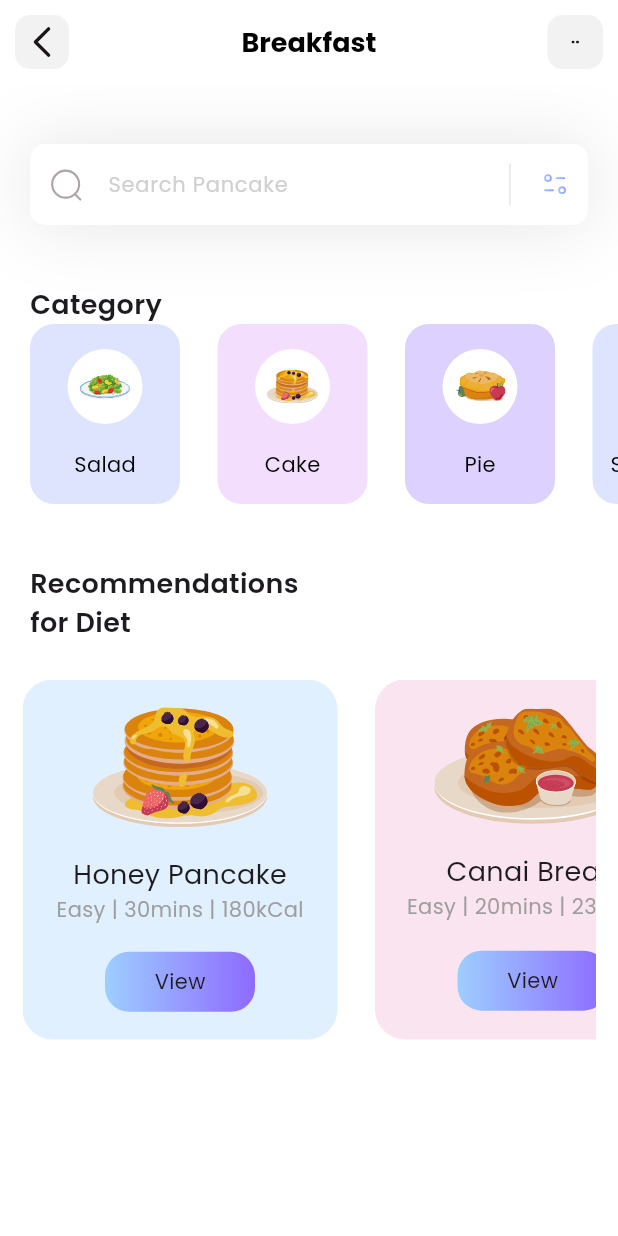
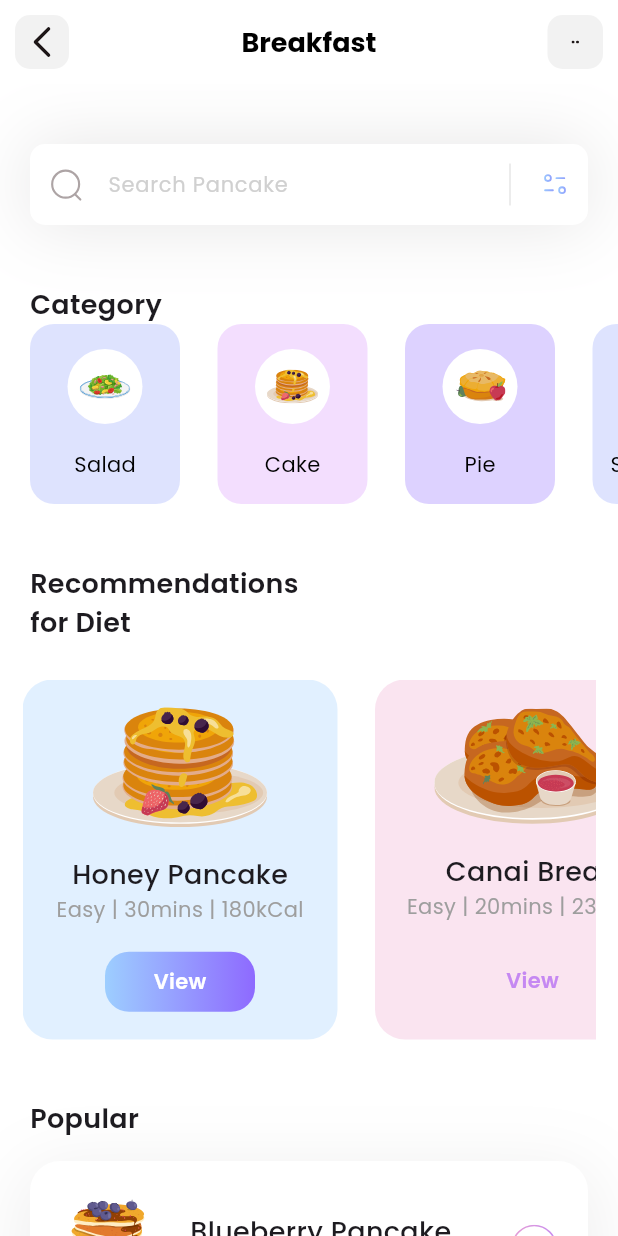
Before and after one commit to thekightkeeper1/flutter-gui-tutorial, a Flutter app: the screen it shows after launch, on a phone screen of 412 x 824 dp. Run offline on Flutter 3.47's test engine with Material 3 defaults, Android fonts, the phone set to English and light mode, and no system bars; our stand-ins replace flutter_svg.

Commit message:
Finish Popular Diets Section

```diff
--- /dev/null
+++ b/lib/models/popular_model.dart
@@ -0,0 +1,45 @@
+class PopularDietsModel {
+  String name;
+  String iconPath;
+  String level;
+  String duration;
+  String calorie;
+  bool boxIsSelected;
+
+  PopularDietsModel({
+    required this.name,
+    required this.iconPath,
+    required this.level,
+    required this.duration,
+    required this.calorie,
+    required this.boxIsSelected
+  });
+
+  static List < PopularDietsModel > getPopularDiets() {
+    List < PopularDietsModel > popularDiets = [];
+
+    popularDiets.add(
+      PopularDietsModel(
+       name: 'Blueberry Pancake',
+       iconPath: 'assets/icons/blueberry-pancake.svg',
+       level: 'Medium',
+       duration: '30mins',
+       calorie: '230kCal',
+       boxIsSelected: true,
+      )
+    );
+
+    popularDiets.add(
+      PopularDietsModel(
+       name: 'Salmon Nigiri',
+       iconPath: 'assets/icons/salmon-nigiri.svg',
+       level: 'Easy',
+       duration: '20mins',
+       calorie: '120kCal',
+       boxIsSelected: false,
+      )
+    );
+
+    return popularDiets;
+  }
+}
--- a/lib/pages/home.dart
+++ b/lib/pages/home.dart
@@ -1,6 +1,7 @@
 import 'package:flutter_gui_tutorial/models/category_model.dart';
 import 'package:flutter_gui_tutorial/models/diet_model.dart';
 import 'package:flutter/material.dart';
+import 'package:flutter_gui_tutorial/models/popular_model.dart';
 import 'package:flutter_svg/svg.dart';
 
 class HomePage extends StatefulWidget {
@@ -13,10 +14,12 @@ class HomePage extends StatefulWidget {
 class _HomePageState extends State<HomePage> {
   List<CategoryModel> categories = [];
   List<DietModel> diets = [];
+  List<PopularDietsModel> popularDiets = [];
 
   void _getInitialInfo() {
     categories = CategoryModel.getCategories();
     diets = DietModel.getDiets();
+    popularDiets = PopularDietsModel.getPopularDiets();
   }
 
   @override
@@ -31,8 +34,7 @@ class _HomePageState extends State<HomePage> {
     return Scaffold(
       backgroundColor: Colors.white,
       appBar: buildAppBar(),
-      body: Column(
-        crossAxisAlignment: CrossAxisAlignment.start,
+      body: ListView(
         children: [
           buildSearchBar(),
           const SizedBox(
@@ -42,7 +44,106 @@ class _HomePageState extends State<HomePage> {
           const SizedBox(
             height: 40,
           ),
+          buildReccomendations(),
+          const SizedBox(
+            height: 40,
+          ),
+          buildPopularDiets(),
+          const SizedBox(
+            height: 40,
+          ),
+        ],
+      ),
+    );
+  }
+
+  Column buildPopularDiets() {
+    return Column(
+      crossAxisAlignment: CrossAxisAlignment.start,
+      children: [
+        const Padding(
+          padding: EdgeInsets.only(left: 20.0),
+          child: Text(
+            'Popular',
+            style: TextStyle(
+              fontSize: 18,
+              fontWeight: FontWeight.w600,
+            ),
+          ),
+        ),
+        const SizedBox(
+          height: 15,
+        ),
+        Padding(
+          padding: const EdgeInsets.only(left: 20, right: 20),
+          child: ListView.separated(
+              shrinkWrap: true,
+              itemBuilder: (context, index) {
+                return Container(
+                  height: 115,
+                  decoration: BoxDecoration(
+                    color: popularDiets[index].boxIsSelected
+                        ? Colors.white
+                        : Colors.transparent,
+                    borderRadius: BorderRadius.circular(20),
+                    boxShadow: popularDiets[index].boxIsSelected
+                        ? [
+                            BoxShadow(
+                                color: const Color(0xff1d1617).withOpacity(.07),
+                                offset: const Offset(0, 10),
+                                blurRadius: 40,
+                                spreadRadius: 5)
+                          ]
+                        : [],
+                  ),
+                  child: Row(
+                    mainAxisAlignment: MainAxisAlignment.spaceEvenly,
+                    children: [
+                      SvgPicture.asset(
+                        popularDiets[index].iconPath,
+                        width: 65,
+                        height: 65,
+                      ),
                       Column(
+                        mainAxisAlignment: MainAxisAlignment.center,
+                        crossAxisAlignment: CrossAxisAlignment.start,
+                        children: [
+                          Text(
+                            popularDiets[index].name,
+                            style: const TextStyle(
+                              fontSize: 18,
+                              fontWeight: FontWeight.w500,
+                            ),
+                          ),
+                          Text(
+                            '${popularDiets[index].level}'
+                            ' | ${popularDiets[index].duration}'
+                            ' | ${popularDiets[index].calorie}',
+                            style: TextStyle(
+                                fontSize: 14, color: Colors.grey.shade500),
+                          )
+                        ],
+                      ),
+                      GestureDetector(
+                          onTap: () {},
+                          child: SvgPicture.asset(
+                            'assets/icons/button.svg',
+                            height: 30,
+                            width: 30,
+                          ))
+                    ],
+                  ),
+                );
+              },
+              separatorBuilder: (context, index) => const SizedBox(height: 25),
+              itemCount: popularDiets.length),
+        )
+      ],
+    );
+  }
+
+  Column buildReccomendations() {
+    return Column(
       crossAxisAlignment: CrossAxisAlignment.start,
       children: [
         const Padding(
@@ -81,14 +182,13 @@ class _HomePageState extends State<HomePage> {
                               diets[index].name,
                               style: const TextStyle(
                                 fontSize: 18,
-                                      fontWeight: FontWeight.w400,
+                                fontWeight: FontWeight.w500,
                               ),
                             ),
                             Text(
                               '${diets[index].level} | ${diets[index].duration} | ${diets[index].calorie}',
                               style: TextStyle(
-                                        fontSize: 14,
-                                        color: Colors.grey.shade500),
+                                  fontSize: 14, color: Colors.grey.shade500),
                             )
                           ],
                         ),
@@ -96,15 +196,25 @@ class _HomePageState extends State<HomePage> {
                           height: 40,
                           width: 100,
                           decoration: BoxDecoration(
-                                    gradient: const LinearGradient(colors: [
-                                      Color(0xff9DCEFF),
-                                      Color(0xff8e6aff),
+                            gradient: LinearGradient(colors: [
+                              diets[index].viewIsSelected
+                                  ? const Color(0xff9DCEFF)
+                                  : Colors.transparent,
+                              diets[index].viewIsSelected
+                                  ? const Color(0xff8e6aff)
+                                  : Colors.transparent
                             ]),
                             borderRadius: BorderRadius.circular(16),
                           ),
-                                child: const Center(
+                          child: Center(
                             child: Text(
-                                    'View'
+                              'View',
+                              style: TextStyle(
+                                  color: diets[index].viewIsSelected
+                                      ? Colors.white
+                                      : const Color(0xffc588f2),
+                                  fontWeight: FontWeight.w600,
+                                  fontSize: 14),
                             ),
                           ),
                         ),
@@ -112,14 +222,10 @@ class _HomePageState extends State<HomePage> {
                     ),
                   );
                 },
-                      separatorBuilder: (context, index) =>
-                          const SizedBox(width: 25),
+                separatorBuilder: (context, index) => const SizedBox(width: 25),
               ),
             ))
       ],
-          )
-        ],
-      ),
     );
   }
 
```
Lines whose indentation alone changed are shown as unchanged.
